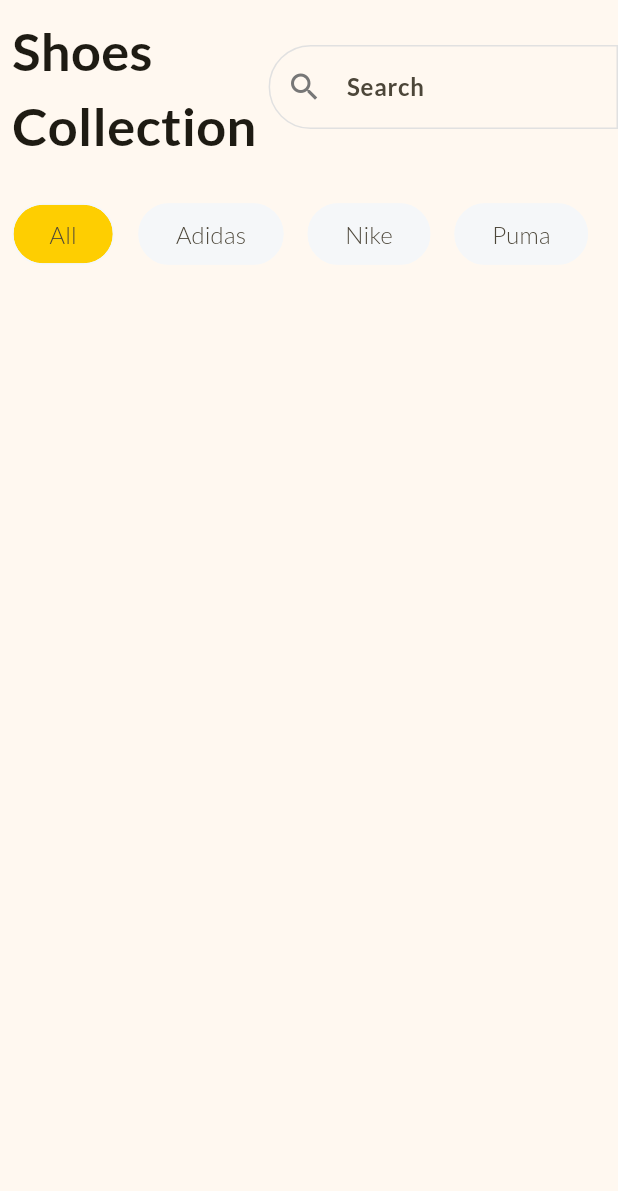
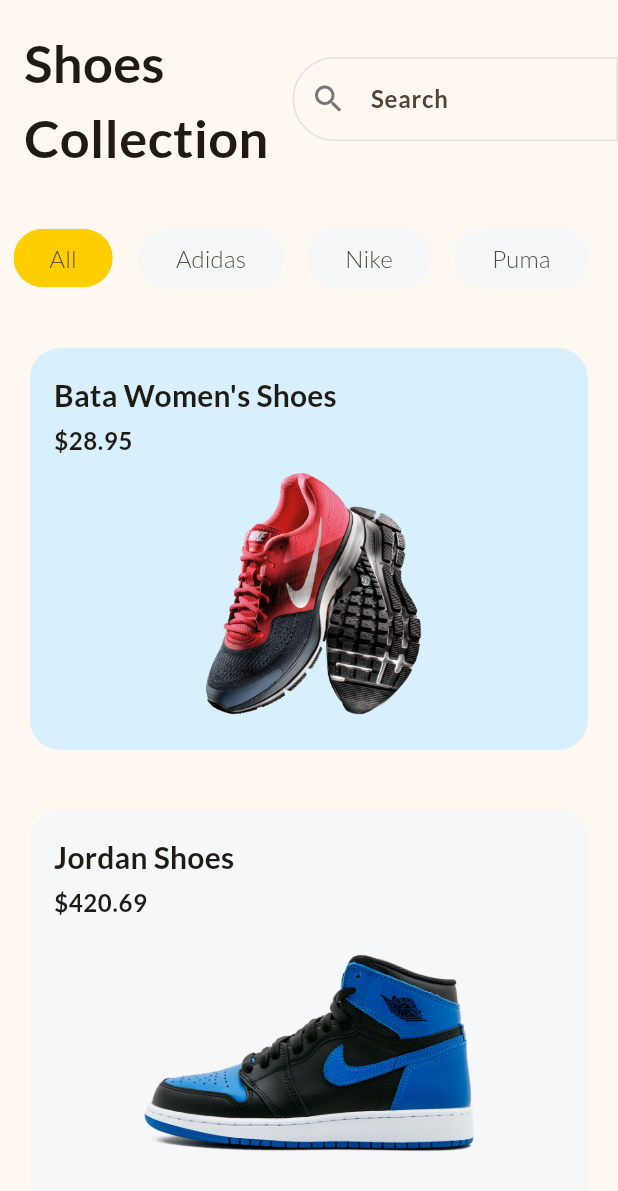
Before and after one commit to harshRishi/Shopping-App---flutter, a Flutter app: the screen it shows after launch, on a phone screen of 412 x 824 dp. Shown: the top 1191 px of the screen. Run offline on Flutter 3.47's test engine with Material 3 defaults, Android fonts, the phone set to English and light mode, and no system bars.

Commit message:
Created Products list

```diff
--- a/lib/global_varaible.dart
+++ b/lib/global_varaible.dart
@@ -1,6 +1,22 @@
 final products = [
   {
     'id': '0',
+    'title': 'Bata Women\'s Shoes',
+    'price': 28.95,
+    'imageUrl': 'assets/images/shoes_3.png',
+    'company': 'Bata',
+    'sizes': [8, 9, 10],
+  },
+  {
+    'id': '1',
+    'title': 'Jordan Shoes',
+    'price': 420.69,
+    'imageUrl': 'assets/images/shoes_4.png',
+    'company': 'Nike',
+    'sizes': [8, 9, 10],
+  },
+  {
+    'id': '3',
     'title': 'Men\'s Nike Shoes',
     'price': 44.52,
     'imageUrl': 'assets/images/shoes_1.png',
@@ -8,27 +24,11 @@ final products = [
     'sizes': [9, 10, 11, 12],
   },
   {
-    'id': '1',
+    'id': '4',
     'title': 'Addidas Shoes',
     'price': 20.12,
     'imageUrl': 'assets/images/shoes_2.png',
     'company': 'Addidas',
     'sizes': [9, 10, 12],
   },
-  {
-    'id': '2',
-    'title': 'Bata Women\'s Shoes',
-    'price': 28.95,
-    'imageUrl': 'assets/images/shoes_3.png',
-    'company': 'Bata',
-    'sizes': [8, 9, 10],
-  },
-  {
-    'id': '3',
-    'title': 'Jordan Shoes',
-    'price': 420.69,
-    'imageUrl': 'assets/images/shoes_4.png',
-    'company': 'Nike',
-    'sizes': [8, 9, 10],
-  },
 ];
--- a/lib/home_page.dart
+++ b/lib/home_page.dart
@@ -1,4 +1,6 @@
 import 'package:flutter/material.dart';
+import 'package:shop_app_flutter/global_varaible.dart';
+import 'package:shop_app_flutter/product_cards.dart';
 
 class HomePage extends StatefulWidget {
   const HomePage({super.key});
@@ -31,7 +33,7 @@ class _HomePageState extends State<HomePage> {
           // Heading
           const Row(children: [
             Padding(
-              padding: EdgeInsets.all(8.0),
+              padding: EdgeInsets.all(16.0),
               child: Text(
                 "Shoes\nCollection",
                 style: TextStyle(fontWeight: FontWeight.bold, fontSize: 35),
@@ -70,7 +72,9 @@ class _HomePageState extends State<HomePage> {
                         padding: const EdgeInsets.symmetric(
                             horizontal: 16, vertical: 8.0),
                         backgroundColor: selectedFilter == filter
-                            ? Theme.of(context).colorScheme.primary // gettting it from seed's primary color using inheritance
+                            ? Theme.of(context)
+                                .colorScheme
+                                .primary // gettting it from seed's primary color using inheritance
                             : const Color.fromRGBO(245, 247, 249, 1),
                         side: const BorderSide(
                           color: Color.fromRGBO(245, 247, 249, 1),
@@ -85,6 +89,23 @@ class _HomePageState extends State<HomePage> {
                 );
               },
             ),
+          ),
+
+          // Products
+          Expanded(
+            child: ListView.builder(
+                itemCount: products.length,
+                itemBuilder: (context, index) {
+                  final product = products[index];
+                  return ProductCard(
+                    title: product['title'] as String,
+                    price: product['price'] as double,
+                    image: product['imageUrl'] as String,
+                    backgroundColor: index.isEven
+                        ? const Color.fromRGBO(216, 240, 253, 1)
+                        : const Color.fromRGBO(245, 247, 249, 1),
+                  );
+                }),
           )
         ],
       ),
--- a/lib/main.dart
+++ b/lib/main.dart
@@ -24,7 +24,16 @@ class MyApp extends StatelessWidget {
             seedColor: const Color.fromRGBO(254, 206, 1, 1),
             primary: const Color.fromRGBO(254, 206, 1, 1),
           ),
+          textTheme: const TextTheme(
+            titleMedium: TextStyle(
+              fontWeight: FontWeight.bold,
+              fontSize: 20,
             ),
+            bodySmall: TextStyle(
+              fontSize: 16,
+              fontWeight: FontWeight.bold,
+            ),
+          )),
       home: const HomePage(),
     );
   }
--- /dev/null
+++ b/lib/product_cards.dart
@@ -0,0 +1,49 @@
+import 'package:flutter/material.dart';
+
+class ProductCard extends StatelessWidget {
+  final String title;
+  final double price;
+  final String image;
+  final Color backgroundColor;
+  const ProductCard({
+    super.key,
+    required this.title,
+    required this.price,
+    required this.image,
+    required this.backgroundColor,
+  });
+
+  @override
+  Widget build(BuildContext context) {
+    return Container(
+      // color: const Color.fromRGBO(216, 240, 253, 1), // in case we have use boxDecoration then we have shift the color inside it
+      margin: const EdgeInsets.all(20.0),
+      padding: const EdgeInsets.all(16.0),
+      decoration: BoxDecoration(
+        borderRadius: BorderRadius.circular(20),
+        color: backgroundColor,
+      ),
+      child: Column(
+        crossAxisAlignment: CrossAxisAlignment.start,
+        children: [
+          Text(
+            title,
+            style: Theme.of(context).textTheme.titleMedium,
+          ),
+          const SizedBox(height: 5),
+          Text(
+            '\$$price',
+            style: Theme.of(context).textTheme.bodySmall,
+          ),
+          const SizedBox(height: 5),
+          Center(
+            child: Image.asset(
+              image,
+              height: 175,
+            ),
+          )
+        ],
+      ),
+    );
+  }
+}
--- a/pubspec.yaml
+++ b/pubspec.yaml
@@ -57,9 +57,8 @@ flutter:
   uses-material-design: true
 
   # To add assets to your application, add an assets section, like this:
-  # assets:
-  #   - images/a_dot_burr.jpeg
-  #   - images/a_dot_ham.jpeg
+  assets:
+    - assets/images/ # this last / will going to add all the images in assest/images folder
 
   # An image asset can refer to one or more resolution-specific "variants", see
   # https://flutter.dev/assets-and-images/#resolution-aware
```
Lines whose indentation alone changed are shown as unchanged.
